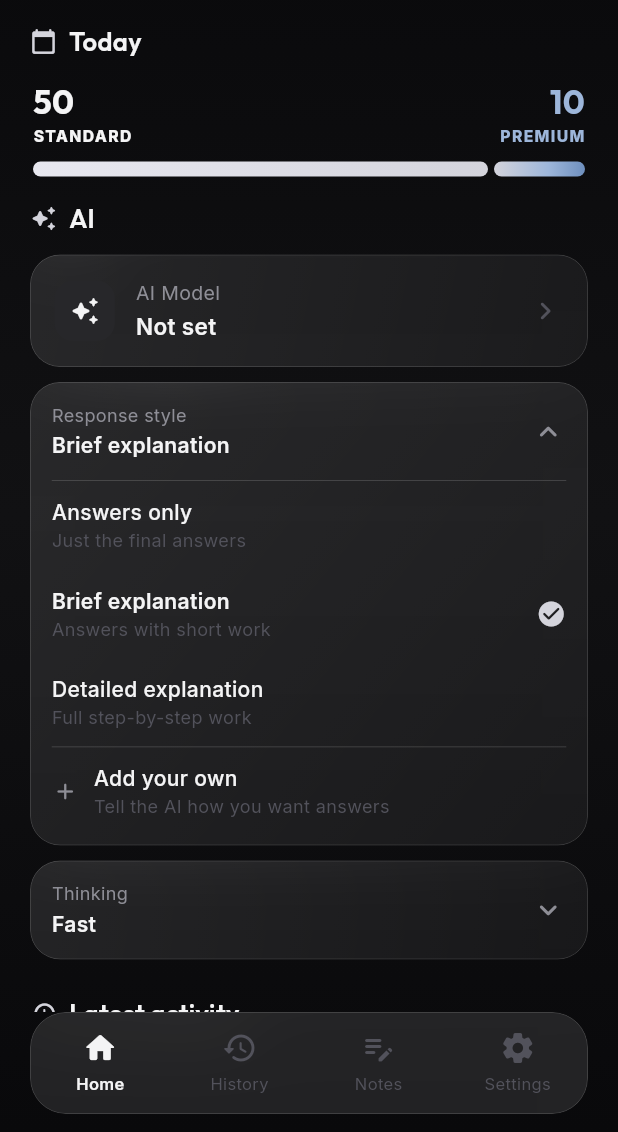
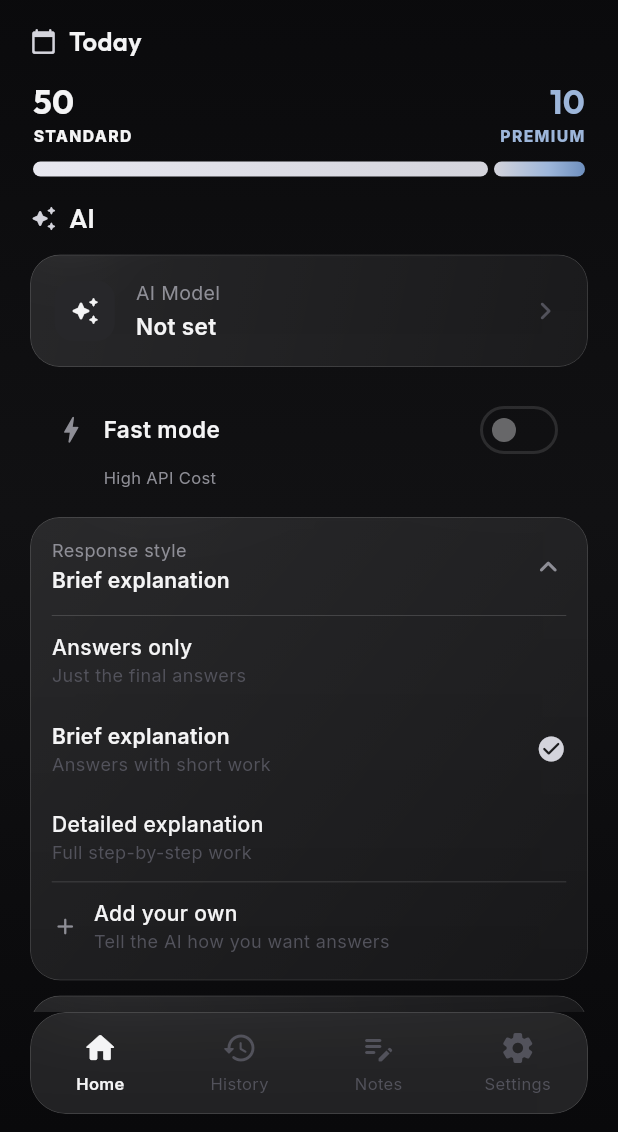
Before and after one commit to ceeazer1/calcai-app, a Flutter app: the MainShell screen opened directly, after a tap on "Response style", on a phone screen of 412 x 824 dp, the part 104-1236 px from its top. Run offline on Flutter 3.47's test engine with Material 3 defaults, Android fonts, the phone set to English and light mode, and no system bars; our stand-ins replace flutter_blue_plus, flutter_secure_storage, google_fonts, google_sign_in, package_info_plus, share_plus and 2 more; missing offline and left inert: gal; accounts and stored records are empty; statements that could not run were skipped.

Commit message:
Clarify AI sharing setup and add provider fast mode

```diff
--- a/lib/app.dart
+++ b/lib/app.dart
@@ -176,10 +176,7 @@ class AppGateState extends State<AppGate> {
     // before they reach the main shell.
     if ((auth.primaryMac == null || auth.primaryMac!.isEmpty) &&
         !auth.setupSkipped) {
-      return AiConsentGate(
-        key: ValueKey(auth.token),
-        child: const LinkDeviceScreen(),
-      );
+      return const LinkDeviceScreen();
     }
 
     // ── Authenticated + device linked → main navigation shell ─────────
--- a/lib/screens/dashboard_screen.dart
+++ b/lib/screens/dashboard_screen.dart
@@ -1,3 +1,4 @@
+import '../widgets/fast_mode_card.dart';
 import 'package:flutter/material.dart';
 import 'package:google_fonts/google_fonts.dart';
 import 'package:provider/provider.dart';
@@ -54,6 +55,7 @@ class _DashboardScreenState extends State<DashboardScreen>
   late final AnimationController _enterController;
   late final Animation<double> _fadeIn;
   bool _isLoadingModel = false;
+  bool _savingFastMode = false;
 
   /// Collapsed (skinny bar) vs expanded (original two-column card) usage view.
 
@@ -118,6 +120,8 @@ class _DashboardScreenState extends State<DashboardScreen>
                 _buildSectionHeader('AI', Icons.auto_awesome_rounded),
                 const SizedBox(height: 12),
                 _buildModelSelector(),
+                const SizedBox(height: 10),
+                _buildFastMode(),
                 const SizedBox(height: 10),
                 _buildStyleDropdown(),
                 const SizedBox(height: 10),
@@ -306,6 +310,42 @@ class _DashboardScreenState extends State<DashboardScreen>
     );
   }
 
+  Widget _buildFastMode() => Consumer2<AuthService, CloudService>(
+    builder: (context, auth, cloud, _) {
+      final model = cloud.currentModel ?? kDefaultModel;
+      final provider = fastModeProvider(model);
+      return FastModeCard(
+        model: model,
+        enabled: cloud.fastMode,
+        hasPersonalKey:
+            provider != null &&
+            cloud.hasApiKey(provider) &&
+            cloud.apiKeyEnabled(provider),
+        saving: _savingFastMode,
+        onChanged:
+            _isLoadingModel || auth.token == null || auth.primaryMac == null
+            ? null
+            : (value) async {
+                setState(() => _savingFastMode = true);
+                await cloud.setModel(
+                  auth.token!,
+                  auth.primaryMac!,
+                  model,
+                  cloud.responseStyle,
+                  fastMode: value,
+                );
+                if (!mounted || !context.mounted) return;
+                setState(() => _savingFastMode = false);
+                if (cloud.error != null) {
+                  ScaffoldMessenger.of(
+                    context,
+                  ).showSnackBar(SnackBar(content: Text(cloud.error!)));
+                }
+              },
+      );
+    },
+  );
+
   /// Response-style presets, shared by the dropdown row and its picker sheet.
   ///
   /// No icons: a bolt, a page and a book said nothing the labels didn't, and
@@ -322,7 +362,7 @@ class _DashboardScreenState extends State<DashboardScreen>
   /// models don't allow it to be changed at all, so the worker maps one level to
   /// whatever that model actually supports — nothing here ever greys out.
   static const List<(String, String, String)> _efforts = [
-    ('fast', 'Fast', 'Answers right away'),
+    ('fast', 'Minimal', 'Less thinking before answering'),
     ('balanced', 'Balanced', 'Thinks a little first'),
     ('thorough', 'Take your time', 'Thinks hard, slower to answer'),
   ];
--- a/lib/screens/wifi_setup_screen.dart
+++ b/lib/screens/wifi_setup_screen.dart
@@ -1,3 +1,4 @@
+import 'ai_consent_screen.dart';
 import 'dart:async';
 
 import 'package:flutter/material.dart';
@@ -220,7 +221,7 @@ class _WifiSetupScreenState extends State<WifiSetupScreen>
   void _navigateToSuccess(String ssid) {
     Navigator.of(context).pushReplacement(
       PageRouteBuilder(
-        pageBuilder: (_, __, ___) => const SuccessScreen(),
+        pageBuilder: (_, __, ___) => const AiConsentGate(child: SuccessScreen()),
         transitionDuration: const Duration(milliseconds: 600),
         reverseTransitionDuration: const Duration(milliseconds: 400),
         transitionsBuilder: (context, animation, _, child) {
--- /dev/null
+++ b/lib/widgets/fast_mode_card.dart
@@ -0,0 +1,81 @@
+import 'package:flutter/material.dart';
+import 'package:google_fonts/google_fonts.dart';
+import '../theme/app_colors.dart';
+
+String? fastModeProvider(String model) => switch (model) {
+  'gpt-5.6-sol' || 'gpt-5.6-terra' || 'gpt-5.6-luna' => 'openai',
+  'claude-opus-5' || 'claude-opus-4-8' => 'anthropic',
+  _ => null,
+};
+
+class FastModeCard extends StatelessWidget {
+  const FastModeCard({
+    super.key,
+    required this.model,
+    required this.enabled,
+    required this.hasPersonalKey,
+    required this.onChanged,
+    this.saving = false,
+  });
+  final String model;
+  final bool enabled, hasPersonalKey, saving;
+  final ValueChanged<bool>? onChanged;
+
+  @override
+  Widget build(BuildContext context) {
+    final provider = fastModeProvider(model);
+    final available = provider != null && hasPersonalKey;
+    final active = available && enabled;
+    return Padding(
+      padding: const EdgeInsets.symmetric(horizontal: 16, vertical: 8),
+      child: Column(
+        crossAxisAlignment: CrossAxisAlignment.start,
+        children: [
+          Row(
+            children: [
+              Icon(
+                Icons.bolt_rounded,
+                size: 23,
+                color: active ? AppColors.textPrimary : AppColors.textSecondary,
+              ),
+              const SizedBox(width: 10),
+              Expanded(
+                child: Text(
+                  'Fast mode',
+                  style: GoogleFonts.inter(
+                    fontSize: 15,
+                    fontWeight: FontWeight.w600,
+                    color: AppColors.textPrimary,
+                  ),
+                ),
+              ),
+              if (saving)
+                const SizedBox(
+                  width: 20,
+                  height: 20,
+                  child: CircularProgressIndicator(strokeWidth: 2),
+                )
+              else
+                Switch.adaptive(
+                  value: active,
+                  activeThumbColor: AppColors.textPrimary,
+                  activeTrackColor: const Color(0xFF6D7180),
+                  onChanged: available ? onChanged : null,
+                ),
+            ],
+          ),
+          Padding(
+            padding: const EdgeInsets.only(left: 33),
+            child: Text(
+              'High API Cost',
+              style: GoogleFonts.inter(
+                fontSize: 11,
+                color: AppColors.textSecondary,
+              ),
+            ),
+          ),
+        ],
+      ),
+    );
+  }
+}
```
Also changed, not shown: lib/screens/ai_consent_screen.dart (+109 -29 lines), lib/services/cloud_service.dart (+37 -6 lines), tool/fast_mode_preview.dart (added, +62 -0 lines), tool/setup_preview.dart (added, +99 -0 lines), 5 other files.
